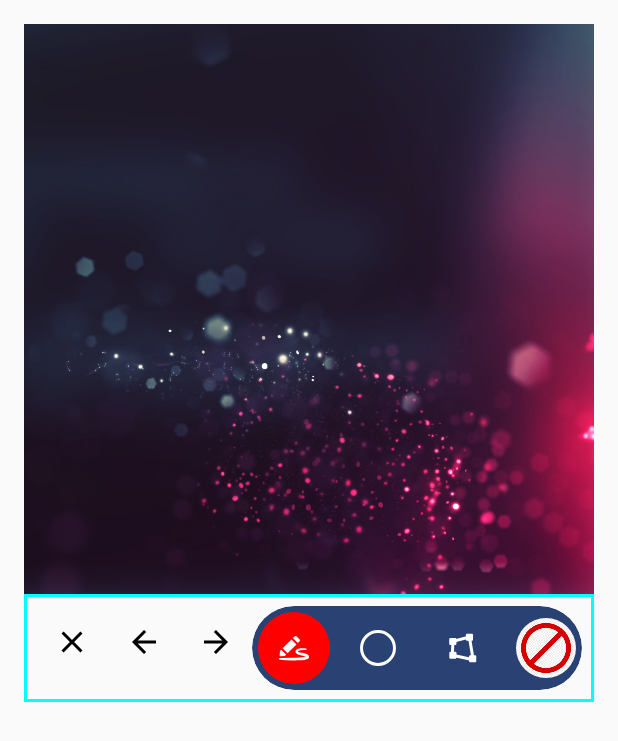
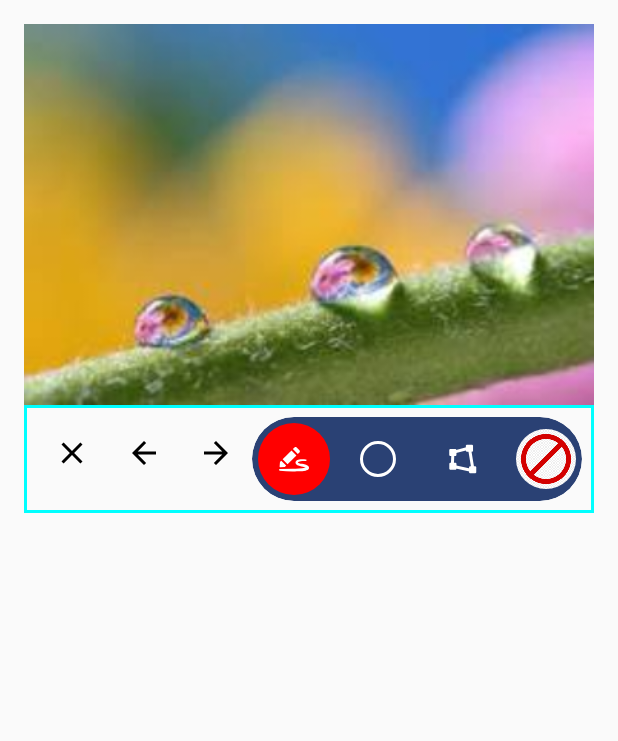
Before and after one commit to DeepanshuPratik/ImageAnnotator, an Android app built with Jetpack Compose: the screen it shows after launch (MainActivity), on a phone screen of 412 x 824 dp. Shown: the top 741 px of the screen. Run offline under Robolectric (Android 15) with nearby library versions, the phone set to English and light mode, and no system bars.

Commit message:
fix: fix scale

```diff
--- a/app/src/main/java/com/diatech/imageannotator/MainActivity.kt
+++ b/app/src/main/java/com/diatech/imageannotator/MainActivity.kt
@@ -26,7 +26,7 @@ class MainActivity : ComponentActivity() {
         super.onCreate(savedInstanceState)
         setContent {
             ImageAnnotatorTheme {
-                val bitmap : Bitmap = BitmapFactory.decodeResource(resources, R.drawable.dark_sample)
+                val bitmap : Bitmap = BitmapFactory.decodeResource(resources, R.drawable.images)
                 var resultBitmap by remember{
                     mutableStateOf<Bitmap?>(null)
                 }//: Bitmap? = Bitmap.createBitmap(bitmap.width,bitmap.height, Bitmap.Config.ARGB_8888)
--- a/imageannotator/src/main/java/com/diatech/imageannotator/Path.kt
+++ b/imageannotator/src/main/java/com/diatech/imageannotator/Path.kt
@@ -36,7 +36,7 @@ fun Path.drawQuadraticBezier(points: List<Offset>) {
 fun android.graphics.Path.drawQuadraticBezier(points: List<Offset>,scaleX: Float,scaleY: Float) {
     val scale = (0.68f)
     if (points.size <= 1) return // need atLeast two points to draw path
-    moveTo(points[0].x, points[0].y) // move the cursor from (0,0) to x0, y0
+    moveTo(points[0].x * scaleX, points[0].y * scaleY) // move the cursor from (0,0) to x0, y0
     var prevPoint = points[1]
     points.forEachIndexed { idx, point ->
         if (idx == 0) return@forEachIndexed
--- a/imageannotator/src/main/java/com/diatech/imageannotator/ui/components/CanvasToBitmap.kt
+++ b/imageannotator/src/main/java/com/diatech/imageannotator/ui/components/CanvasToBitmap.kt
@@ -5,7 +5,7 @@ import android.graphics.Paint
 import com.diatech.imageannotator.DrawingStroke
 import com.diatech.imageannotator.drawQuadraticBezier
 
-fun getDrawingBitmap(width: Int, height: Int, strokes: List<DrawingStroke>): Bitmap {
+fun getDrawingBitmap(width: Int, height: Int, strokes: List<DrawingStroke>, orgH: Float, orgW: Float): Bitmap {
     val paint = Paint().apply {
         setARGB(255, 255, 0, 0)
         strokeWidth = 4f
@@ -15,8 +15,8 @@ fun getDrawingBitmap(width: Int, height: Int, strokes: List<DrawingStroke>): Bit
     }
     val bmp = Bitmap.createBitmap(width, height, Bitmap.Config.ARGB_8888)
     android.graphics.Canvas(bmp).apply {
-        val scaleX = width.toFloat() / 1280f
-        val scaleY = height.toFloat() / 959f
+        val scaleX = width.toFloat() / orgW
+        val scaleY = height.toFloat() / orgH
         strokes.forEach { stroke ->
             when (stroke) {
                 is DrawingStroke.Circle -> {}
--- a/imageannotator/src/main/java/com/diatech/imageannotator/ui/components/ImageCanvas.kt
+++ b/imageannotator/src/main/java/com/diatech/imageannotator/ui/components/ImageCanvas.kt
@@ -29,6 +29,7 @@ import androidx.compose.ui.Modifier
 import androidx.compose.ui.geometry.Offset
 import androidx.compose.ui.graphics.Color
 import androidx.compose.ui.graphics.graphicsLayer
+import androidx.compose.ui.layout.onGloballyPositioned
 import androidx.compose.ui.unit.dp
 import com.diatech.imageannotator.DrawMode
 import com.diatech.imageannotator.ImageAnnotator
@@ -53,6 +54,8 @@ fun ImageAnnotation(
     var scale by remember { mutableStateOf(1f) }
     var zoomOffset by remember { mutableStateOf(Offset.Zero) }
     var bmp by remember { mutableStateOf<Bitmap?>(null) }
+    var height = 0f
+    var width = 0f
 
     Column(
         modifier = Modifier.fillMaxWidth()
@@ -80,6 +83,10 @@ fun ImageAnnotation(
             ShowBitmap(
                 bitmap = image,
                 modifier = Modifier
+                    .onGloballyPositioned {
+                        height = it.size.height.toFloat()
+                        width = it.size.width.toFloat()
+                    }
                     .fillMaxWidth()
                     .graphicsLayer {
                         scaleX = scale
@@ -144,7 +151,7 @@ fun ImageAnnotation(
             disabledDrawingResourceId = disabledDrawingResourceId,
             polygonSides = polygonSides,
             onSubmit = {
-                bmp = getDrawingBitmap(image.width, image.height, drawing.strokes)
+                bmp = getDrawingBitmap(image.width, image.height, drawing.strokes, height, width)
                 bmp?.let { onDone(it) }
             }
         )
```
